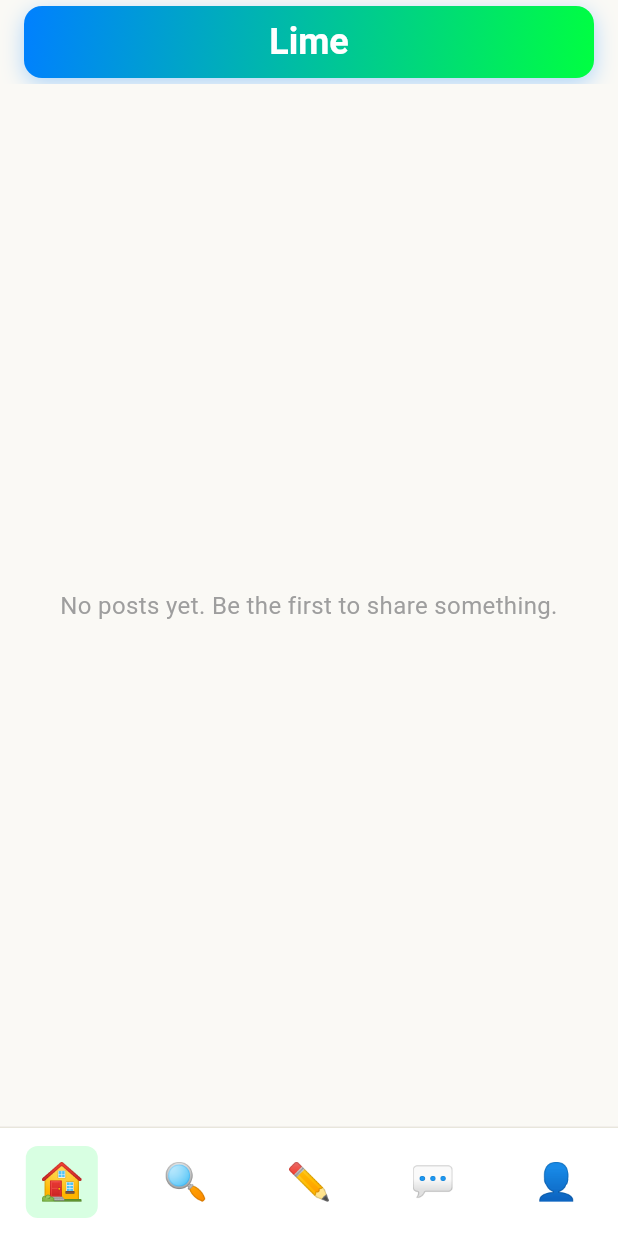
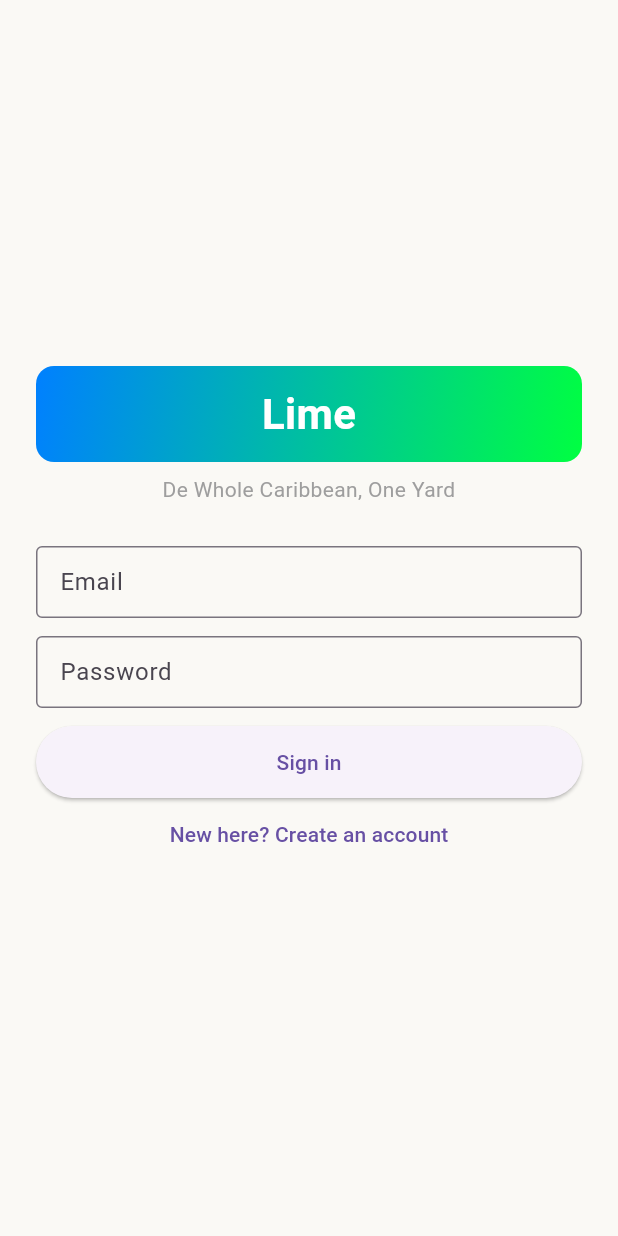
Before and after one commit to siglermichael1977-cyber/limeapp, a Flutter app: the screen it shows after launch, on a phone screen of 412 x 824 dp. Run offline on Flutter 3.47's test engine with Material 3 defaults, Android fonts, the phone set to English and light mode, and no system bars; our stand-ins replace firebase_core, supabase_flutter; accounts and stored records are empty; Roboto replaces fonts that are missing (Segoe UI).

Commit message:
Add auth, working post creation, fix author name

```diff
--- a/lib/main.dart
+++ b/lib/main.dart
@@ -8,6 +8,7 @@ import 'package:lime_app/screens/create_post_screen.dart';
 import 'package:lime_app/screens/messages_screen.dart';
 import 'package:lime_app/screens/profile_screen.dart';
 import 'package:lime_app/widgets/bottom_nav_bar.dart';
+import 'package:lime_app/screens/auth_gate.dart';
 
 Future<void> main() async {
   WidgetsFlutterBinding.ensureInitialized();
@@ -36,7 +37,7 @@ class LimeApp extends StatelessWidget {
           iconTheme: IconThemeData(color: LimeColors.textPrimary),
         ),
       ),
-      home: const MainApp(),
+      home: const AuthGate(child: MainApp()),
     );
   }
 }
--- /dev/null
+++ b/lib/screens/auth_gate.dart
@@ -0,0 +1,22 @@
+import 'package:flutter/material.dart';
+import 'package:supabase_flutter/supabase_flutter.dart';
+import 'package:lime_app/screens/auth_screen.dart';
+
+class AuthGate extends StatelessWidget {
+  final Widget child;
+  const AuthGate({Key? key, required this.child}) : super(key: key);
+
+  @override
+  Widget build(BuildContext context) {
+    return StreamBuilder<AuthState>(
+      stream: Supabase.instance.client.auth.onAuthStateChange,
+      builder: (context, snapshot) {
+        final session = Supabase.instance.client.auth.currentSession;
+        if (session == null) {
+          return const AuthScreen();
+        }
+        return child;
+      },
+    );
+  }
+}
--- /dev/null
+++ b/lib/screens/auth_screen.dart
@@ -0,0 +1,195 @@
+import 'package:flutter/material.dart';
+import 'package:supabase_flutter/supabase_flutter.dart';
+import 'package:lime_app/constants/colors.dart';
+
+class AuthScreen extends StatefulWidget {
+  const AuthScreen({Key? key}) : super(key: key);
+
+  @override
+  State<AuthScreen> createState() => _AuthScreenState();
+}
+
+class _AuthScreenState extends State<AuthScreen> {
+  final _email = TextEditingController();
+  final _password = TextEditingController();
+  final _displayName = TextEditingController();
+  final _username = TextEditingController();
+  final _island = TextEditingController();
+  final _location = TextEditingController();
+
+  bool _signUpMode = false;
+  bool _busy = false;
+  String? _message;
+
+  @override
+  void dispose() {
+    _email.dispose();
+    _password.dispose();
+    _displayName.dispose();
+    _username.dispose();
+    _island.dispose();
+    _location.dispose();
+    super.dispose();
+  }
+
+  Future<void> _submit() async {
+    final client = Supabase.instance.client;
+    final email = _email.text.trim();
+    final password = _password.text;
+
+    if (email.isEmpty || password.isEmpty) {
+      setState(() => _message = 'Email and password are required.');
+      return;
+    }
+    if (_signUpMode &&
+        (_displayName.text.trim().isEmpty ||
+            _username.text.trim().isEmpty ||
+            _island.text.trim().isEmpty)) {
+      setState(() => _message = 'Name, username and island are required.');
+      return;
+    }
+
+    setState(() {
+      _busy = true;
+      _message = null;
+    });
+
+    try {
+      if (_signUpMode) {
+        final res = await client.auth.signUp(email: email, password: password);
+        final user = res.user;
+        if (user == null) {
+          setState(() => _message = 'Check your email to confirm your account.');
+          return;
+        }
+        if (client.auth.currentSession == null) {
+          setState(() => _message =
+              'Account created. Confirm your email, then sign in.');
+          return;
+        }
+        await client.from('profiles').insert({
+          'id': user.id,
+          'username': _username.text.trim(),
+          'display_name': _displayName.text.trim(),
+          'island': _island.text.trim(),
+          'current_location': _location.text.trim().isEmpty
+              ? 'Home'
+              : _location.text.trim(),
+        });
+      } else {
+        await client.auth
+            .signInWithPassword(email: email, password: password);
+      }
+    } catch (e) {
+      setState(() => _message = e.toString());
+    } finally {
+      if (mounted) setState(() => _busy = false);
+    }
+  }
+
+  Widget _field(TextEditingController c, String label,
+      {bool obscure = false, TextInputType? type}) {
+    return Padding(
+      padding: const EdgeInsets.only(bottom: 12),
+      child: TextField(
+        controller: c,
+        obscureText: obscure,
+        keyboardType: type,
+        autocorrect: false,
+        enableSuggestions: false,
+        decoration: InputDecoration(
+          labelText: label,
+          border: const OutlineInputBorder(),
+          isDense: true,
+        ),
+      ),
+    );
+  }
+
+  @override
+  Widget build(BuildContext context) {
+    return Scaffold(
+      backgroundColor: LimeColors.background,
+      body: SafeArea(
+        child: Center(
+          child: SingleChildScrollView(
+            padding: const EdgeInsets.all(24),
+            child: Column(
+              mainAxisSize: MainAxisSize.min,
+              crossAxisAlignment: CrossAxisAlignment.stretch,
+              children: [
+                Container(
+                  height: 64,
+                  decoration: BoxDecoration(
+                    gradient: LimeColors.primaryGradient,
+                    borderRadius: BorderRadius.circular(12),
+                  ),
+                  child: const Center(
+                    child: Text(
+                      'Lime',
+                      style: TextStyle(
+                        color: Colors.white,
+                        fontSize: 28,
+                        fontWeight: FontWeight.w700,
+                      ),
+                    ),
+                  ),
+                ),
+                const SizedBox(height: 8),
+                const Text(
+                  'De Whole Caribbean, One Yard',
+                  textAlign: TextAlign.center,
+                  style: TextStyle(color: Colors.grey),
+                ),
+                const SizedBox(height: 28),
+                _field(_email, 'Email', type: TextInputType.emailAddress),
+                _field(_password, 'Password', obscure: true),
+                if (_signUpMode) ...[
+                  _field(_displayName, 'Display name'),
+                  _field(_username, 'Username'),
+                  _field(_island, 'Island of origin'),
+                  _field(_location, 'Where you living now (optional)'),
+                ],
+                if (_message != null) ...[
+                  Padding(
+                    padding: const EdgeInsets.only(bottom: 12),
+                    child: Text(
+                      _message!,
+                      textAlign: TextAlign.center,
+                      style: const TextStyle(color: Colors.redAccent),
+                    ),
+                  ),
+                ],
+                SizedBox(
+                  height: 48,
+                  child: ElevatedButton(
+                    onPressed: _busy ? null : _submit,
+                    child: _busy
+                        ? const SizedBox(
+                            height: 20,
+                            width: 20,
+                            child:
+                                CircularProgressIndicator(strokeWidth: 2),
+                          )
+                        : Text(_signUpMode ? 'Create account' : 'Sign in'),
+                  ),
+                ),
+                TextButton(
+                  onPressed: _busy
+                      ? null
+                      : () => setState(() {
+                            _signUpMode = !_signUpMode;
+                            _message = null;
+                          }),
+                  child: Text(_signUpMode
+                      ? 'Already have an account? Sign in'
+                      : 'New here? Create an account'),
+                ),
+              ],
+            ),
+          ),
+        ),
+      ),
+    );
+  }
+}
--- a/lib/screens/feed_screen.dart
+++ b/lib/screens/feed_screen.dart
@@ -32,7 +32,10 @@ class _FeedScreenState extends State<FeedScreen> {
           .limit(50);
 
       final loaded = (rows as List).map((r) {
-        final profile = (r['profiles'] as Map?) ?? const {};
+        final rawProfile = r['profiles'];
+        final Map profile = rawProfile is List
+            ? (rawProfile.isEmpty ? const {} : rawProfile.first as Map)
+            : (rawProfile is Map ? rawProfile : const {});
         final image = r['image_url'] as String?;
         return Post(
           id: r['id']?.toString() ?? '',
```
Also changed, not shown: lib/screens/create_post_screen.dart (+47 -9 lines).
